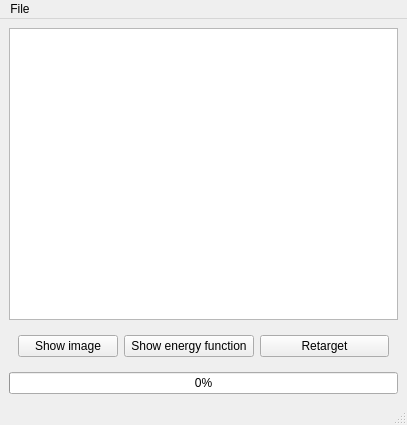
Above: RetargetWindow.ui from schibalt/seamcarve before the change. Below: the same form after it.
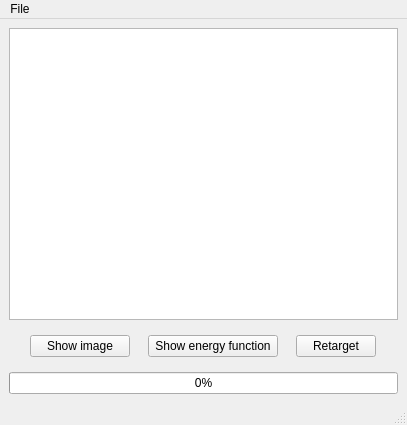
That is the form after the change.

Diff of the .ui file:
```diff
--- a/RetargetWindow.ui
+++ b/RetargetWindow.ui
@@ -53,6 +53,12 @@
        </item>
        <item row="0" column="2">
         <widget class="QPushButton" name="retargetButton">
+         <property name="maximumSize">
+          <size>
+           <width>80</width>
+           <height>16777215</height>
+          </size>
+         </property>
          <property name="text">
           <string>Retarget</string>
          </property>
```
